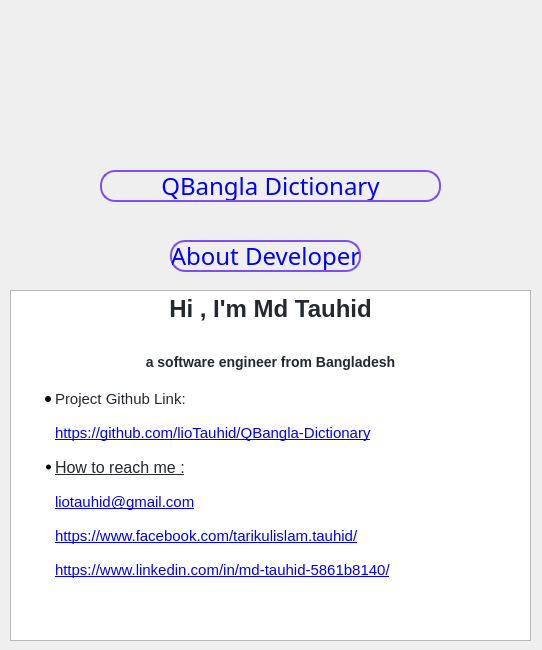
This is aboutdialog.ui in lioTauhid/QBangla-Dictionary as Qt 5 draws it before an edit. The edited form follows.
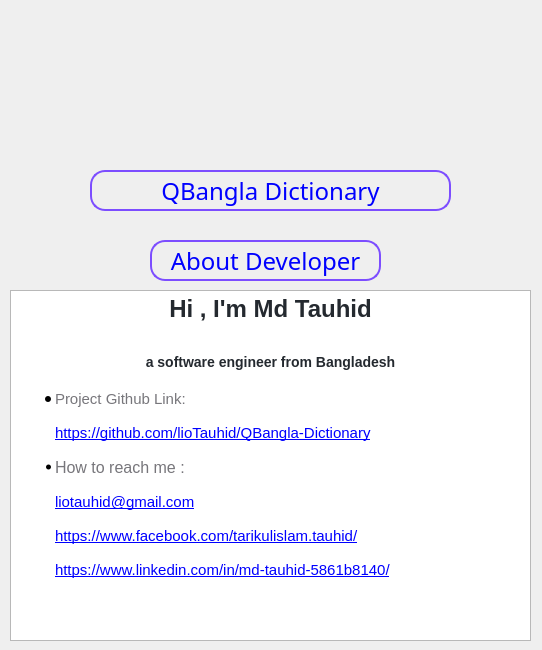
This is the edited form. Icons and pictures are not drawn.

The edit to the form file:
```diff
--- a/aboutdialog.ui
+++ b/aboutdialog.ui
@@ -47,10 +47,10 @@
   <widget class="QLabel" name="label_2">
    <property name="geometry">
     <rect>
-     <x>100</x>
+     <x>90</x>
      <y>170</y>
-     <width>341</width>
-     <height>32</height>
+     <width>361</width>
+     <height>41</height>
     </rect>
    </property>
    <property name="font">
@@ -81,10 +81,10 @@
   <widget class="QLabel" name="label_3">
    <property name="geometry">
     <rect>
-     <x>170</x>
+     <x>150</x>
      <y>240</y>
-     <width>191</width>
-     <height>32</height>
+     <width>231</width>
+     <height>41</height>
     </rect>
    </property>
    <property name="font">
@@ -123,14 +123,19 @@
    </property>
    <property name="html">
     <string>&lt;!DOCTYPE HTML PUBLIC &quot;-//W3C//DTD HTML 4.0//EN&quot; &quot;http://www.w3.org/TR/REC-html40/strict.dtd&quot;&gt;
-&lt;html&gt;&lt;head&gt;&lt;meta name=&quot;qrichtext&quot; content=&quot;1&quot; /&gt;&lt;style type=&quot;text/css&quot;&gt;
+&lt;html&gt;&lt;head&gt;&lt;meta name=&quot;qrichtext&quot; content=&quot;1&quot; /&gt;&lt;meta charset=&quot;utf-8&quot; /&gt;&lt;style type=&quot;text/css&quot;&gt;
 p, li { white-space: pre-wrap; }
+hr { height: 1px; border-width: 0; }
+li.unchecked::marker { content: &quot;\2610&quot;; }
+li.checked::marker { content: &quot;\2612&quot;; }
 &lt;/style&gt;&lt;/head&gt;&lt;body style=&quot; font-family:'Ubuntu'; font-size:11pt; font-weight:400; font-style:normal;&quot;&gt;
 &lt;h1 align=&quot;center&quot; style=&quot; margin-top:0px; margin-bottom:16px; margin-left:0px; margin-right:0px; -qt-block-indent:0; text-indent:0px; line-height:125%; background-color:#ffffff;&quot;&gt;&lt;span style=&quot; font-family:'-apple-system','BlinkMacSystemFont','Segoe UI','Helvetica','Arial','sans-serif','Apple Color Emoji','Segoe UI Emoji'; font-size:xx-large; font-weight:600; color:#24292f; background-color:#ffffff;&quot;&gt;Hi&lt;/span&gt;&lt;span style=&quot; font-family:'-apple-system','BlinkMacSystemFont','Segoe UI','Helvetica','Arial','sans-serif','Apple Color Emoji','Segoe UI Emoji'; font-size:xx-large; font-weight:600; color:#24292f;&quot;&gt; , I'm Md Tauhid&lt;/span&gt;&lt;/h1&gt;
 &lt;h3 align=&quot;center&quot; style=&quot; margin-top:24px; margin-bottom:16px; margin-left:0px; margin-right:0px; -qt-block-indent:0; text-indent:0px; line-height:125%; background-color:#ffffff;&quot;&gt;&lt;span style=&quot; font-family:'-apple-system','BlinkMacSystemFont','Segoe UI','Helvetica','Arial','sans-serif','Apple Color Emoji','Segoe UI Emoji'; font-size:large; font-weight:600; color:#24292f;&quot;&gt;a software engineer from Bangladesh&lt;/span&gt;&lt;/h3&gt;
-&lt;ul style=&quot;margin-top: 0px; margin-bottom: 0px; margin-left: 0px; margin-right: 0px; -qt-list-indent: 1;&quot;&gt;&lt;li style=&quot; font-family:'-apple-system','BlinkMacSystemFont','Segoe UI','Helvetica','Arial','sans-serif','Apple Color Emoji','Segoe UI Emoji'; font-size:12pt; font-weight:600; color:#24292f;&quot; style=&quot; margin-top:16px; margin-bottom:16px; margin-left:0px; margin-right:0px; -qt-block-indent:0; text-indent:0px;&quot;&gt;&lt;span style=&quot; font-size:11pt; font-weight:400;&quot;&gt;Project Github Link: &lt;/span&gt;&lt;/li&gt;&lt;/ul&gt;
+&lt;ul style=&quot;margin-top: 0px; margin-bottom: 0px; margin-left: 0px; margin-right: 0px; -qt-list-indent: 1;&quot;&gt;
+&lt;li style=&quot; font-family:'-apple-system','BlinkMacSystemFont','Segoe UI','Helvetica','Arial','sans-serif','Apple Color Emoji','Segoe UI Emoji'; font-size:12pt; font-weight:600; color:#24292f;&quot; style=&quot; margin-top:16px; margin-bottom:16px; margin-left:0px; margin-right:0px; -qt-block-indent:0; text-indent:0px;&quot;&gt;&lt;span style=&quot; font-size:11pt; font-weight:400; color:#77767b;&quot;&gt;Project Github Link: &lt;/span&gt;&lt;/li&gt;&lt;/ul&gt;
 &lt;p style=&quot; margin-top:16px; margin-bottom:16px; margin-left:0px; margin-right:0px; -qt-block-indent:1; text-indent:0px;&quot;&gt;&lt;span style=&quot; font-family:'-apple-system','BlinkMacSystemFont','Segoe UI','Helvetica','Arial','sans-serif','Apple Color Emoji','Segoe UI Emoji'; text-decoration: underline; color:#0000ff;&quot;&gt;https://github.com/lioTauhid/QBangla-Dictionary&lt;/span&gt;&lt;/p&gt;
-&lt;ul style=&quot;margin-top: 0px; margin-bottom: 0px; margin-left: 0px; margin-right: 0px; -qt-list-indent: 1;&quot;&gt;&lt;li style=&quot; font-family:'-apple-system','BlinkMacSystemFont','Segoe UI','Helvetica','Arial','sans-serif','Apple Color Emoji','Segoe UI Emoji'; text-decoration: underline; color:#0000ff;&quot; style=&quot; margin-top:16px; margin-bottom:16px; margin-left:0px; margin-right:0px; -qt-block-indent:0; text-indent:0px;&quot;&gt;&lt;span style=&quot; font-size:16px; color:#24292f;&quot;&gt;How to reach me :&lt;/span&gt;&lt;/li&gt;&lt;/ul&gt;
+&lt;ul style=&quot;margin-top: 0px; margin-bottom: 0px; margin-left: 0px; margin-right: 0px; -qt-list-indent: 1;&quot;&gt;
+&lt;li style=&quot; font-family:'-apple-system','BlinkMacSystemFont','Segoe UI','Helvetica','Arial','sans-serif','Apple Color Emoji','Segoe UI Emoji'; text-decoration: underline; color:#0000ff;&quot; style=&quot; margin-top:16px; margin-bottom:16px; margin-left:0px; margin-right:0px; -qt-block-indent:0; text-indent:0px;&quot;&gt;&lt;span style=&quot; font-size:16px; text-decoration:none; color:#77767b;&quot;&gt;How to reach me :&lt;/span&gt;&lt;/li&gt;&lt;/ul&gt;
 &lt;p style=&quot; margin-top:16px; margin-bottom:16px; margin-left:0px; margin-right:0px; -qt-block-indent:1; text-indent:0px;&quot;&gt;&lt;span style=&quot; font-family:'-apple-system','BlinkMacSystemFont','Segoe UI','Helvetica','Arial','sans-serif','Apple Color Emoji','Segoe UI Emoji'; text-decoration: underline; color:#0000ff;&quot;&gt;liotauhid@gmail.com&lt;/span&gt;&lt;/p&gt;
 &lt;p style=&quot; margin-top:16px; margin-bottom:16px; margin-left:0px; margin-right:0px; -qt-block-indent:1; text-indent:0px;&quot;&gt;&lt;span style=&quot; font-family:'-apple-system','BlinkMacSystemFont','Segoe UI','Helvetica','Arial','sans-serif','Apple Color Emoji','Segoe UI Emoji'; text-decoration: underline; color:#0000ff;&quot;&gt;https://www.facebook.com/tarikulislam.tauhid/&lt;/span&gt;&lt;/p&gt;
 &lt;p style=&quot; margin-top:16px; margin-bottom:16px; margin-left:0px; margin-right:0px; -qt-block-indent:1; text-indent:0px;&quot;&gt;&lt;span style=&quot; font-family:'-apple-system','BlinkMacSystemFont','Segoe UI','Helvetica','Arial','sans-serif','Apple Color Emoji','Segoe UI Emoji'; text-decoration: underline; color:#0000ff;&quot;&gt;https://www.linkedin.com/in/md-tauhid-5861b8140/&lt;/span&gt;&lt;/p&gt;&lt;/body&gt;&lt;/html&gt;</string>
```
